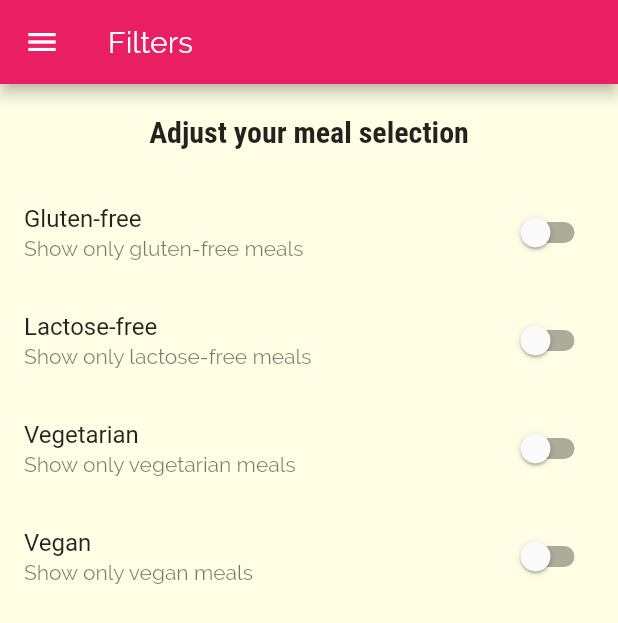
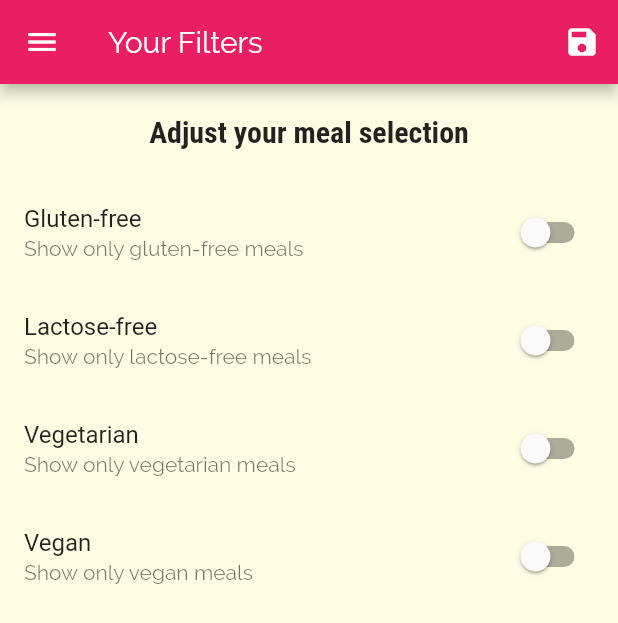
Before and after one commit to Zims/meals_app, a Flutter app: the FiltersScreen screen opened by its route, on a phone screen of 412 x 824 dp. Shown: the top 623 px of the screen. Run offline on Flutter 3.47's test engine with Material 2 defaults, Android fonts, the phone set to English and light mode, and no system bars.

Commit message:
Adding Filtering Logic

```diff
--- a/lib/main.dart
+++ b/lib/main.dart
@@ -1,13 +1,53 @@
 import 'package:flutter/material.dart';
+import 'package:flutter_complete_guide/dummy_data.dart';
 import './screens/filters_screen.dart';
 import './screens/tabs_sreen.dart';
 import './screens/meal_detail_screen.dart';
 
 import './screens/category_meals_screen.dart';
+import './models/meal.dart';
 
 void main() => runApp(MyApp());
 
-class MyApp extends StatelessWidget {
+class MyApp extends StatefulWidget {
+  @override
+  _MyAppState createState() => _MyAppState();
+}
+
+class _MyAppState extends State<MyApp> {
+  Map<String, bool> _filters = {
+    'gluten': false,
+    'lactose': false,
+    'vegan': false,
+    'vegetarian': false,
+  };
+
+  List<Meal> _avilableMeals = DUMMY_MEALS;
+
+  void _setFilters(Map<String, bool> filterData) {
+    setState(() {
+      _filters = filterData;
+
+      _avilableMeals = DUMMY_MEALS.where((meal) {
+        // if(_filters['gluten'] == true) =
+        if (_filters['gluten'] && !meal.isGlutenFree) {
+          return false;
+        }
+        if (_filters['lactose'] && !meal.isLactoseFree) {
+          return false;
+        }
+        if (_filters['vegan'] && !meal.isVegan) {
+          return false;
+        }
+        if (_filters['vegetarian'] && !meal.isVegetarian) {
+          return false;
+        }
+        return true;
+        //chek whole dummy list for ! gluten free. If it isn`t than it`s excluded because the filter is on
+      }).toList();
+    });
+  }
+
   @override
   Widget build(BuildContext context) {
     return MaterialApp(
@@ -33,9 +73,10 @@ class MyApp extends StatelessWidget {
       // home: CategoriesScreen(),
       routes: {
         '/': (ctx) => TabsScreen(),
-        CategoryMealsScreen.routeName: (ctx) => CategoryMealsScreen(),
+        CategoryMealsScreen.routeName: (ctx) =>
+            CategoryMealsScreen(_avilableMeals),
         MealDetailScreen.routeName: (ctx) => MealDetailScreen(),
-        FiltersScreen.routeName: (ctx) => FiltersScreen()
+        FiltersScreen.routeName: (ctx) => FiltersScreen(_filters, _setFilters)
       },
     );
   }
--- a/lib/screens/filters_screen.dart
+++ b/lib/screens/filters_screen.dart
@@ -4,6 +4,10 @@ import '../widgets/main_drawer.dart';
 class FiltersScreen extends StatefulWidget {
   static const routeName = '/filter-screen';
 
+  final Function saveFilters;
+  final Map<String, bool> currentFilters;
+
+  FiltersScreen(this.currentFilters, this.saveFilters);
   @override
   _FiltersScreenState createState() => _FiltersScreenState();
 }
@@ -13,6 +17,16 @@ class _FiltersScreenState extends State<FiltersScreen> {
   var _vegetarian = false;
   var _vegan = false;
   var _lactoseFree = false;
+
+  @override
+  initState() {
+    _glutenFree = widget.currentFilters['gluten'];
+    _vegetarian = widget.currentFilters['vegetarian'];
+    _vegan = widget.currentFilters['vegan'];
+    _lactoseFree = widget.currentFilters['lactose'];
+
+    super.initState();
+  }
 
   Widget _buildSwitchListTile(
     String title,
@@ -36,7 +50,21 @@ class _FiltersScreenState extends State<FiltersScreen> {
   Widget build(BuildContext context) {
     return Scaffold(
         appBar: AppBar(
-          title: Text('Filters'),
+          title: Text('Your Filters'),
+          actions: <Widget>[
+            IconButton(
+              icon: Icon(Icons.save),
+              onPressed: () {
+                final selectedFilters = {
+                  'gluten': _glutenFree,
+                  'lactose': _lactoseFree,
+                  'vegan': _vegan,
+                  'vegetarian': _vegetarian,
+                };
+                widget.saveFilters(selectedFilters);
+              },
+            )
+          ],
         ),
         drawer: MainDrawer(),
         body: Column(
```
Also changed, not shown: lib/screens/category_meals_screen.dart (+5 -3 lines).
